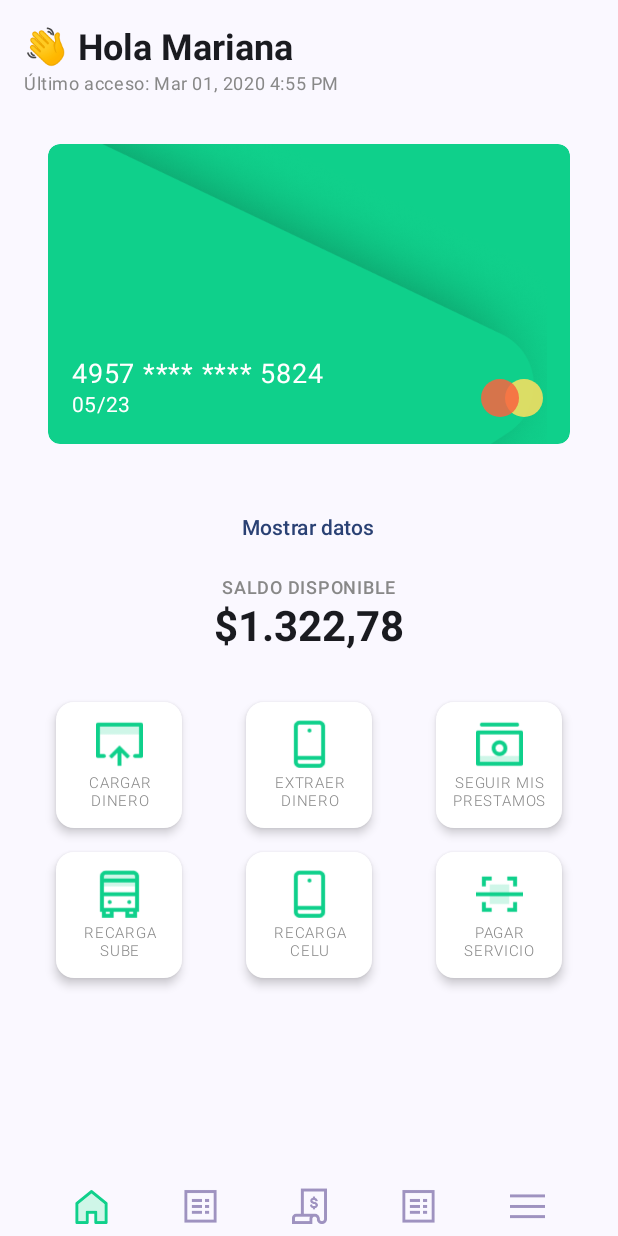
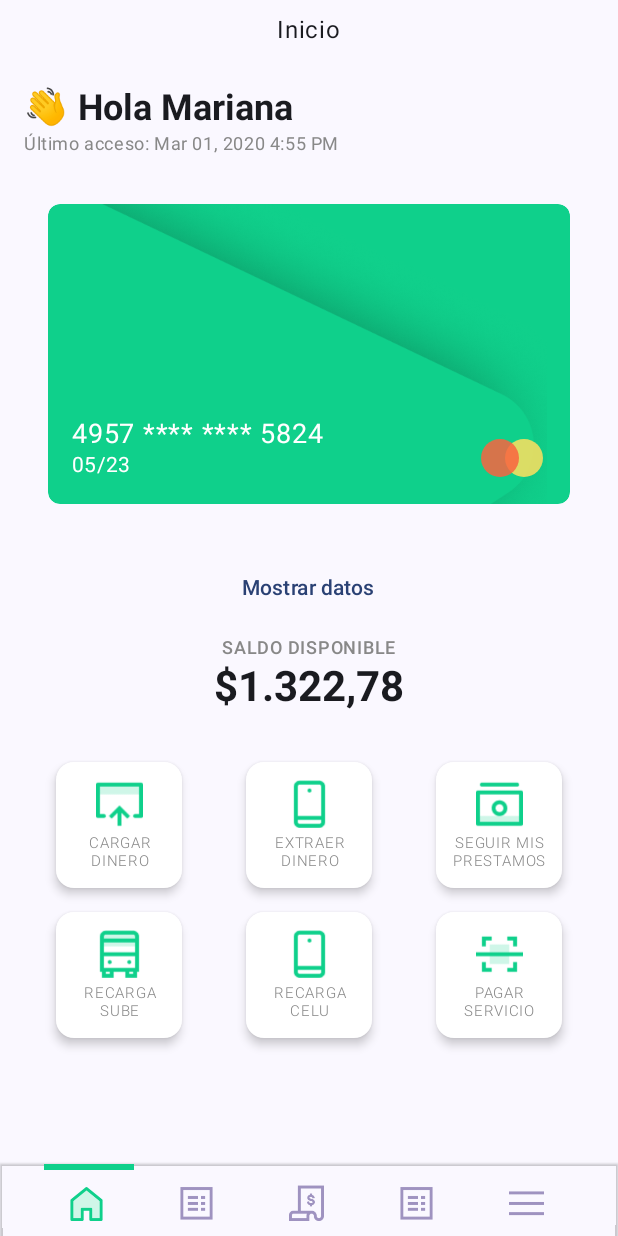
Before and after one commit to AlexLangman/Tp3Parcial, an Android app built with Jetpack Compose: the screen it shows after launch (MainActivity), on a phone screen of 412 x 824 dp. Run offline under Robolectric (Android 15) with nearby library versions, the phone set to English and light mode, and no system bars; our stand-ins replace Firebase (no records; nobody signed in at launch, a user with empty details on screens opened directly).

Commit message:
fix shadow tabBar and selected Icon

```diff
--- a/app/src/main/java/com/example/parcialtp3langmanpoltibohuier/Navigation.kt
+++ b/app/src/main/java/com/example/parcialtp3langmanpoltibohuier/Navigation.kt
@@ -17,6 +17,7 @@ import androidx.navigation.compose.NavHost
 import androidx.navigation.compose.composable
 import androidx.navigation.compose.currentBackStackEntryAsState
 import com.example.parcialtp3langmanpoltibohuier.ui.components.tabBar.tabBar
+import com.example.parcialtp3langmanpoltibohuier.ui.components.topBar.topBarCustom
 import com.example.parcialtp3langmanpoltibohuier.ui.navigation.AppRoutes
 import com.example.parcialtp3langmanpoltibohuier.ui.screens.home.HomeRoute
 import com.example.parcialtp3langmanpoltibohuier.ui.screens.myCard.MyCardRoute
@@ -36,7 +37,9 @@ fun Navigation(navController: NavHostController) {
 
     Scaffold(
         topBar = {
-
+            if(currentRoute != AppRoutes.SPLASH && currentRoute != AppRoutes.SIGN_IN){
+                topBarCustom(currentRoute)
+            }
         },
         bottomBar = {
             if (currentRoute != AppRoutes.SPLASH && currentRoute != AppRoutes.SIGN_IN) {
--- a/app/src/main/java/com/example/parcialtp3langmanpoltibohuier/ui/components/tabBar/iconTabBar.kt
+++ b/app/src/main/java/com/example/parcialtp3langmanpoltibohuier/ui/components/tabBar/iconTabBar.kt
@@ -13,6 +13,7 @@ import androidx.compose.foundation.layout.fillMaxWidth
 import androidx.compose.foundation.layout.height
 import androidx.compose.foundation.layout.padding
 import androidx.compose.foundation.layout.size
+import androidx.compose.foundation.layout.width
 import androidx.compose.material3.Icon
 import androidx.compose.material3.IconButton
 import androidx.compose.runtime.Composable
@@ -44,17 +45,19 @@ fun iconTabBar(
             .clickable(onClick = onClick)
             .padding(horizontal = 16.dp)
     ) {
+
+
+
+
         Box(
+            contentAlignment = Alignment.Center,
             modifier = Modifier
-                .height(2.dp)
-        )
-
-        Spacer(modifier = Modifier.height(8.dp))
-
-        Image(
-            painter = if (isSelected) iconSelected() else icon(),
-            contentDescription = label,
-            modifier = Modifier.size(24.dp),
-        )
+        ) {
+            Image(
+                painter = if (isSelected) iconSelected() else icon(),
+                contentDescription = label,
+                modifier = Modifier.size(24.dp)
+            )
+        }
     }
 }
--- a/app/src/main/java/com/example/parcialtp3langmanpoltibohuier/ui/components/tabBar/tabBar.kt
+++ b/app/src/main/java/com/example/parcialtp3langmanpoltibohuier/ui/components/tabBar/tabBar.kt
@@ -1,12 +1,19 @@
 package com.example.parcialtp3langmanpoltibohuier.ui.components.tabBar
 
+import androidx.compose.foundation.Image
 import androidx.compose.foundation.background
+import androidx.compose.foundation.clickable
 import androidx.compose.foundation.layout.Arrangement
 import androidx.compose.foundation.layout.Box
+import androidx.compose.foundation.layout.Column
 import androidx.compose.foundation.layout.Row
+import androidx.compose.foundation.layout.Spacer
 import androidx.compose.foundation.layout.fillMaxWidth
 import androidx.compose.foundation.layout.height
+import androidx.compose.foundation.layout.offset
 import androidx.compose.foundation.layout.padding
+import androidx.compose.foundation.layout.size
+import androidx.compose.foundation.layout.width
 import androidx.compose.material3.Icon
 import androidx.compose.material3.NavigationBar
 import androidx.compose.material3.NavigationBarItem
@@ -14,7 +21,11 @@ import androidx.compose.material3.NavigationBarItemDefaults
 import androidx.compose.runtime.Composable
 import androidx.compose.ui.Alignment
 import androidx.compose.ui.Modifier
+import androidx.compose.ui.draw.shadow
 import androidx.compose.ui.graphics.Color
+import androidx.compose.ui.platform.LocalConfiguration
+import androidx.compose.ui.platform.LocalDensity
+import androidx.compose.ui.unit.Dp
 import androidx.compose.ui.unit.dp
 import androidx.navigation.NavHostController
 import com.example.parcialtp3langmanpoltibohuier.ui.navigation.AppRoutes
@@ -32,29 +43,28 @@ fun tabBar(navController: NavHostController, currentRoute: String) {
         NavItem.MyProfile
     )
 
-    Box(
+    Row(
         modifier = Modifier
             .fillMaxWidth()
             .height(50.dp)
-    ) {
-        Box(
-            modifier = Modifier
-                .fillMaxWidth()
-                .height(2.dp)
-                .align(Alignment.TopCenter)
-        )
-
-        Box(
-            modifier = Modifier
-                .fillMaxWidth()
-                .padding(horizontal = 16.dp)
-                .align(Alignment.Center)
-        ) {
-            Row(
-                modifier = Modifier.fillMaxWidth(),
+            .shadow(1.dp)
+            .padding(horizontal = 16.dp),
         horizontalArrangement = Arrangement.SpaceEvenly
     ) {
         items.forEach { item ->
+            Column(
+                verticalArrangement = Arrangement.Center,
+            ) {
+                Spacer(modifier = Modifier.height(2.dp))
+                Box(
+                    modifier = Modifier
+                        .width(60.dp)
+                        .height(4.dp)
+                        .background(if (currentRoute == item.route) Green2 else Color.Transparent),
+                    contentAlignment = Alignment.Center
+                ) {}
+                Spacer(modifier = Modifier.height(10.dp))
+
                 iconTabBar(
                     icon = item.icon,
                     iconSelected = item.iconSelected,
@@ -70,4 +80,3 @@ fun tabBar(navController: NavHostController, currentRoute: String) {
         }
     }
 }
-}
--- /dev/null
+++ b/app/src/main/java/com/example/parcialtp3langmanpoltibohuier/ui/components/topBar/topBar.kt
@@ -0,0 +1,28 @@
+package com.example.parcialtp3langmanpoltibohuier.ui.components.topBar
+
+import androidx.compose.foundation.layout.Arrangement
+import androidx.compose.foundation.layout.Box
+import androidx.compose.foundation.layout.Row
+import androidx.compose.foundation.layout.fillMaxWidth
+import androidx.compose.foundation.layout.height
+import androidx.compose.material3.Text
+import androidx.compose.runtime.Composable
+import androidx.compose.ui.Alignment
+import androidx.compose.ui.Modifier
+import androidx.compose.ui.unit.dp
+import com.example.parcialtp3langmanpoltibohuier.ui.navigation.TopBarTitles
+
+@Composable
+fun topBarCustom(
+    currentRoute : String
+){
+    Row(
+        modifier = Modifier
+            .fillMaxWidth()
+            .height(40.dp),
+        horizontalArrangement = Arrangement.Center,
+        verticalAlignment = Alignment.CenterVertically
+    ) {
+        Text(TopBarTitles.getTitle(currentRoute))
+    }
+}
--- /dev/null
+++ b/app/src/main/java/com/example/parcialtp3langmanpoltibohuier/ui/navigation/TopBarTitles.kt
@@ -0,0 +1,14 @@
+package com.example.parcialtp3langmanpoltibohuier.ui.navigation
+
+object TopBarTitles {
+    private val titles = mapOf(
+        AppRoutes.HOME to "Inicio",
+        AppRoutes.MY_ACCOUNT to "Mi Cuenta",
+        AppRoutes.MY_CARD to "Mi Tarjeta",
+        AppRoutes.SERVICE_PAYMENT to "Pago de Servicios",
+    )
+
+    fun getTitle(route: String): String {
+        return titles[route] ?: ""
+    }
+}
```
Lines whose indentation alone changed are shown as unchanged.
